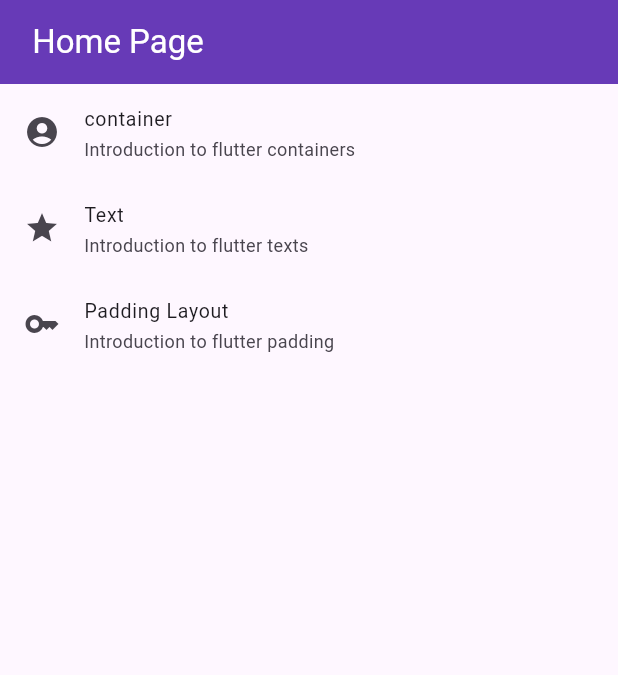
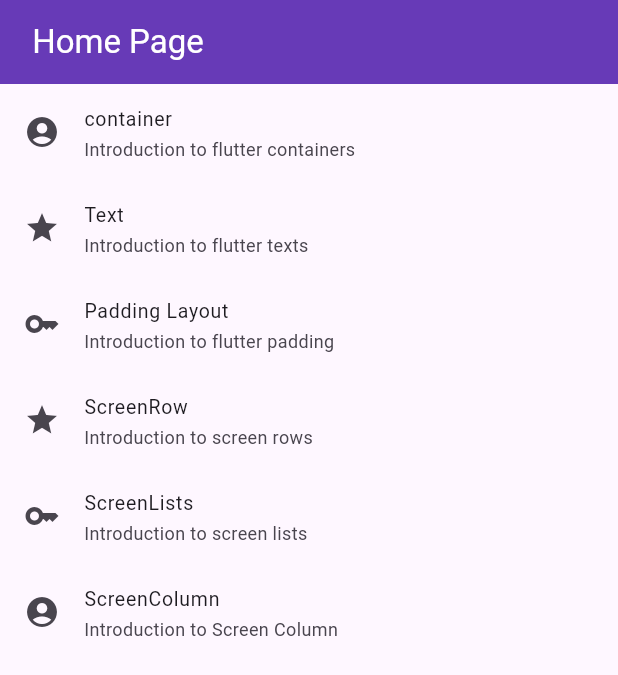
Before and after one commit to Morg-2025/flutter_components, a Flutter app: the screen it shows after launch, on a phone screen of 412 x 824 dp. Shown: the top 675 px of the screen. Run offline on Flutter 3.47's test engine with Material 3 defaults, Android fonts, the phone set to English and light mode, and no system bars.

Commit message:
6 changed

```diff
--- /dev/null
+++ b/lib/Screens/screen_column.dart
@@ -0,0 +1,18 @@
+import 'package:flutter/material.dart';
+
+class ScreenColumn extends StatelessWidget {
+  @override
+  Widget build(BuildContext context) {
+    return Scaffold(
+      appBar: AppBar(title: Text("Screen Column")),
+      body: Column(
+        mainAxisAlignment: MainAxisAlignment.spaceEvenly,
+        children: [
+          Container(width: 50, height: 50, color: Colors.black),
+          Container(width: 50, height: 50, color: Colors.yellow),
+          Container(width: 50, height: 50, color: Colors.red),
+        ],
+      ),
+    );
+  }
+}
--- a/lib/main.dart
+++ b/lib/main.dart
@@ -1,6 +1,9 @@
 import 'package:flutter/material.dart';
 
+import 'Screens/screen_column.dart';
 import 'Screens/screen_container.dart';
+import 'Screens/screen_lists.dart';
+import 'Screens/screen_rows.dart';
 import 'Screens/text_screen.dart';
 import 'Screens/screen_padding.dart';
 
@@ -22,7 +25,7 @@ class MyApp extends StatelessWidget {
           foregroundColor: Colors.white,
         ),
       ),
-     home: const MyHomePage(title:'Flutter Demo Home Page'),
+      home: const MyHomePage(title: 'Flutter Demo Home Page'),
     );
   }
 }
@@ -30,8 +33,7 @@ class MyApp extends StatelessWidget {
 class MyHomePage extends StatefulWidget {
   final String title;
 
-  const MyHomePage({
-    super.key, required this.title});
+  const MyHomePage({super.key, required this.title});
 
   @override
   State<MyHomePage> createState() => _MyHomePageState();
@@ -41,10 +43,7 @@ class _MyHomePageState extends State<MyHomePage> {
   @override
   Widget build(BuildContext context) {
     return Scaffold(
-      appBar: AppBar(
-        title: Text(" Home Page"),
-
-      ),
+      appBar: AppBar(title: Text(" Home Page")),
       body: ListView(
         children: [
           ListTile(
@@ -52,21 +51,21 @@ class _MyHomePageState extends State<MyHomePage> {
             title: Text("container"),
             subtitle: Text("Introduction to flutter containers"),
             leading: Icon(Icons.account_circle),
-            onTap: () =>{
-              Navigator.push(context,
-                MaterialPageRoute(builder:(context) => ScreenContainer()),
+            onTap: () => {
+              Navigator.push(
+                context,
+                MaterialPageRoute(builder: (context) => ScreenContainer()),
               ),
             },
-
           ),
           ListTile(
             dense: true,
             title: Text("Text"),
             subtitle: Text("Introduction to flutter texts"),
             leading: Icon(Icons.star),
-            onTap: () =>
-            {
-              Navigator.push(context,
+            onTap: () => {
+              Navigator.push(
+                context,
                 MaterialPageRoute(builder: (context) => TextScreen()),
               ),
             },
@@ -77,12 +76,48 @@ class _MyHomePageState extends State<MyHomePage> {
             subtitle: Text("Introduction to flutter padding"),
             leading: Icon(Icons.key),
             onTap: () => {
-              Navigator.push(context,
+              Navigator.push(
+                context,
                 MaterialPageRoute(builder: (context) => ScreenPadding()),
               ),
             },
           ),
-
+          ListTile(
+            dense: true,
+            title: Text("ScreenRow"),
+            subtitle: Text("Introduction to screen rows"),
+            leading: Icon(Icons.star),
+            onTap: () => {
+              Navigator.push(
+                context,
+                MaterialPageRoute(builder: (context) => ScreenRow()),
+              ),
+            },
+          ),
+          ListTile(
+            dense: true,
+            title: Text("ScreenLists"),
+            subtitle: Text("Introduction to screen lists"),
+            leading: Icon(Icons.key),
+            onTap: () => {
+              Navigator.push(
+                context,
+                MaterialPageRoute(builder: (context) => ScreenLists()),
+              ),
+            },
+          ),
+          ListTile(
+            dense: true,
+            title: Text("ScreenColumn"),
+            subtitle: Text("Introduction to Screen Column"),
+            leading: Icon(Icons.account_circle),
+            onTap: () => {
+              Navigator.push(
+                context,
+                MaterialPageRoute(builder: (context) => ScreenColumn()),
+              ),
+            },
+          ),
         ],
       ),
     );
```
Also changed, not shown: lib/Screens/screen_lists.dart (added, +42 -0 lines), lib/Screens/screen_rows.dart (added, +18 -0 lines), lib/widgets/my_widgets.dart (added, +16 -0 lines).
